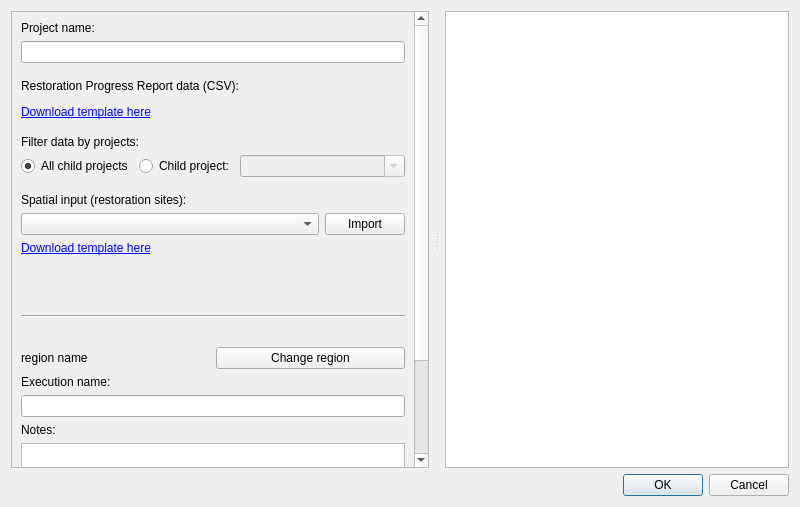
Qt form LDMP/gui/DlgEcosystemReportingRestorationProgress.ui (ConservationInternational/trends.earth) before a commit.
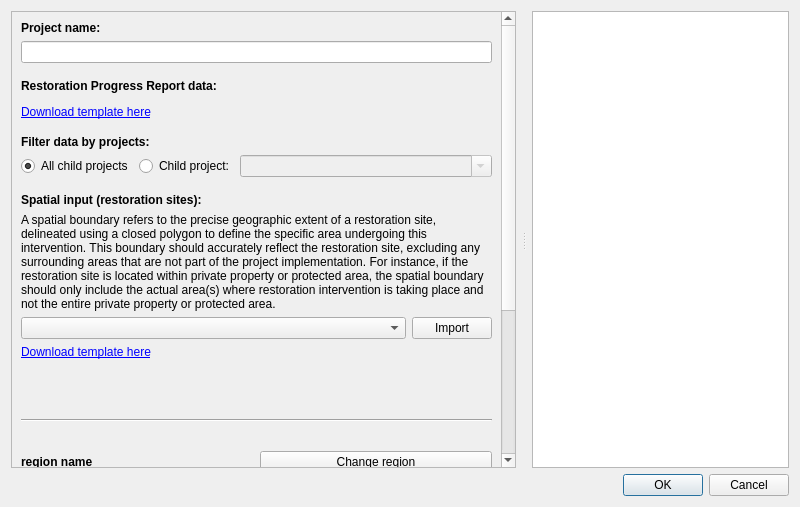
The same form after that commit. Custom widgets are drawn as their Qt base class.

What changed in the file:
```diff
--- a/LDMP/gui/DlgEcosystemReportingRestorationProgress.ui
+++ b/LDMP/gui/DlgEcosystemReportingRestorationProgress.ui
@@ -44,12 +44,18 @@
          <x>0</x>
          <y>0</y>
          <width>437</width>
-         <height>699</height>
+         <height>712</height>
         </rect>
        </property>
        <layout class="QVBoxLayout" name="verticalLayout_2">
         <item>
          <widget class="QLabel" name="project_name_label">
+          <property name="font">
+           <font>
+            <weight>75</weight>
+            <bold>true</bold>
+           </font>
+          </property>
           <property name="sizePolicy">
            <sizepolicy hsizetype="Preferred" vsizetype="Fixed">
             <horstretch>0</horstretch>
@@ -88,7 +94,13 @@
          </spacer>
         </item>
         <item>
-         <widget class="QLabel" name="data_csv_label">
+         <widget class="QLabel" name="data_xlsx_label">
+          <property name="font">
+           <font>
+            <weight>75</weight>
+            <bold>true</bold>
+           </font>
+          </property>
           <property name="sizePolicy">
            <sizepolicy hsizetype="Preferred" vsizetype="Fixed">
             <horstretch>0</horstretch>
@@ -99,7 +111,7 @@
            <string>CSV file with the target and the reported progress of each sub-indicator.</string>
           </property>
           <property name="text">
-           <string>Restoration Progress Report data (CSV):</string>
+           <string>Restoration Progress Report data:</string>
           </property>
          </widget>
         </item>
@@ -150,6 +162,12 @@
         </item>
         <item>
          <widget class="QLabel" name="label">
+          <property name="font">
+           <font>
+            <weight>75</weight>
+            <bold>true</bold>
+           </font>
+          </property>
           <property name="text">
            <string>Filter data by projects:</string>
           </property>
@@ -222,6 +240,12 @@
         </item>
         <item>
          <widget class="QLabel" name="spatial_layers_label">
+          <property name="font">
+           <font>
+            <weight>75</weight>
+            <bold>true</bold>
+           </font>
+          </property>
           <property name="sizePolicy">
            <sizepolicy hsizetype="Preferred" vsizetype="Fixed">
             <horstretch>0</horstretch>
@@ -236,6 +260,16 @@
           </property>
          </widget>
         </item>
+        <item>
+         <widget class="QLabel" name="spatial_layers_help_label">
+          <property name="text">
+           <string>A spatial boundary refers to the precise geographic extent of a restoration site, delineated using a closed polygon to define the specific area undergoing this intervention. This boundary should accurately reflect the restoration site, excluding any surrounding areas that are not part of the project implementation. For instance, if the restoration site is located within private property or protected area, the spatial boundary should only include the actual area(s) where restoration intervention is taking place and not the entire private property or protected area.</string>
+          </property>
+          <property name="wordWrap">
+           <bool>true</bool>
+          </property>
+         </widget>
+        </item>
         <item>
          <layout class="QHBoxLayout" name="spatial_layers_layout">
           <item>
@@ -325,6 +359,12 @@
          <layout class="QHBoxLayout" name="horizontalLayout">
           <item>
            <widget class="QLabel" name="region_la">
+            <property name="font">
+             <font>
+              <weight>75</weight>
+              <bold>true</bold>
+             </font>
+            </property>
             <property name="sizePolicy">
              <sizepolicy hsizetype="Preferred" vsizetype="Fixed">
               <horstretch>0</horstretch>
@@ -356,6 +396,12 @@
         </item>
         <item>
          <widget class="QLabel" name="execution_name_label">
+          <property name="font">
+           <font>
+            <weight>75</weight>
+            <bold>true</bold>
+           </font>
+          </property>
           <property name="sizePolicy">
            <sizepolicy hsizetype="Preferred" vsizetype="Fixed">
             <horstretch>0</horstretch>
@@ -379,6 +425,12 @@
         </item>
         <item>
          <widget class="QLabel" name="task_notes_label">
+          <property name="font">
+           <font>
+            <weight>75</weight>
+            <bold>true</bold>
+           </font>
+          </property>
           <property name="sizePolicy">
            <sizepolicy hsizetype="Preferred" vsizetype="Fixed">
             <horstretch>0</horstretch>
@@ -470,16 +522,16 @@
   </layout>
  </widget>
  <customwidgets>
-  <customwidget>
-   <class>QgsFileWidget</class>
-   <extends>QWidget</extends>
-   <header>qgsfilewidget.h</header>
-  </customwidget>
   <customwidget>
    <class>QgsCheckableComboBox</class>
    <extends>QComboBox</extends>
    <header>qgscheckablecombobox.h</header>
   </customwidget>
+  <customwidget>
+   <class>QgsFileWidget</class>
+   <extends>QWidget</extends>
+   <header>qgsfilewidget.h</header>
+  </customwidget>
  </customwidgets>
  <resources/>
  <connections>
```
Left out of the diff: 18 changed lines with no effect on the pictures.
